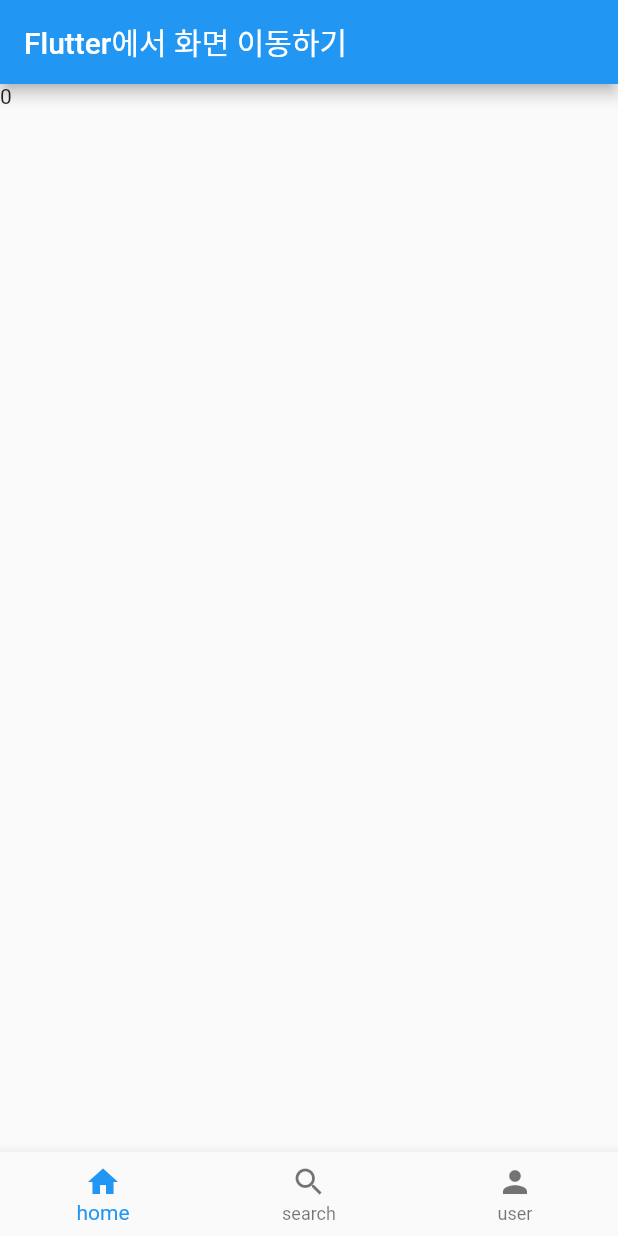
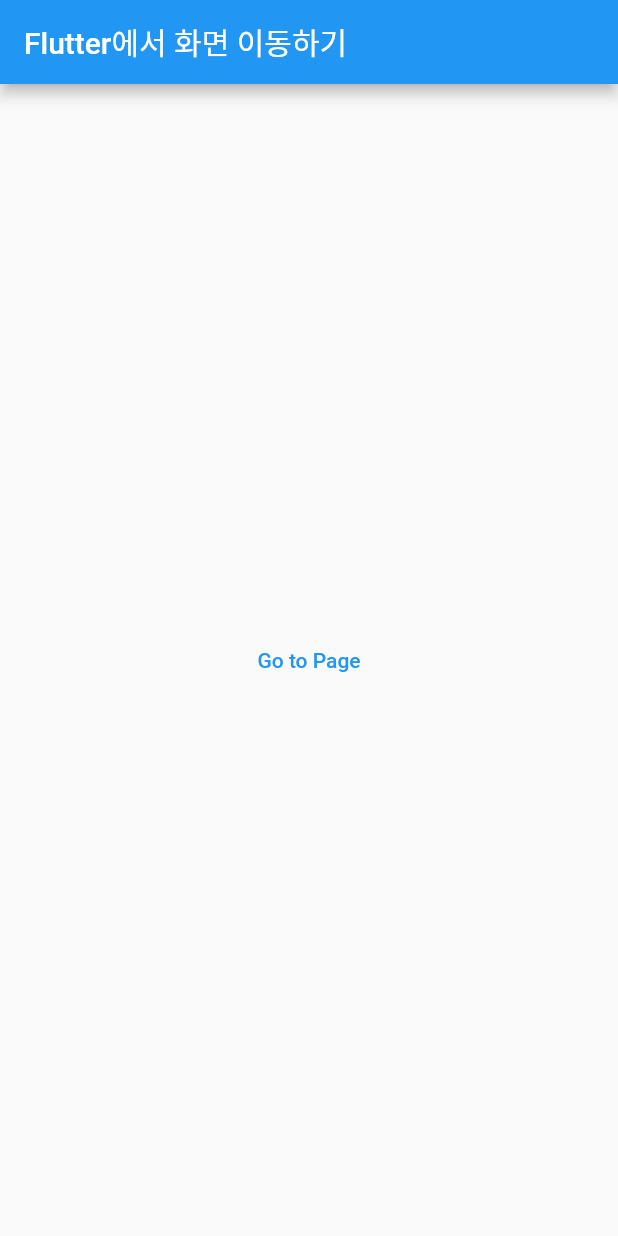
Before and after one commit to felix980131/TIL, a Flutter app: the screen it shows after launch, on a phone screen of 412 x 824 dp. Run offline on Flutter 3.47's test engine with Material 2 defaults, Android fonts, the phone set to English and light mode, and no system bars.

Commit message:
docs: update Flutter practice basic widget Navigator

```diff
--- a/Flutter/practice/1. widget/basic_widget/lib/main.dart
+++ b/Flutter/practice/1. widget/basic_widget/lib/main.dart
@@ -1,69 +1,30 @@
-import 'package:flutter/cupertino.dart';
+import 'package:basic_widget/screen/new_page.dart';
 import 'package:flutter/material.dart';
 
 void main() {
-  runApp(const MainApp());
+  runApp(MaterialApp(home: const MainApp()));
 }
 
-class MainApp extends StatefulWidget {
+class MainApp extends StatelessWidget {
   const MainApp({super.key});
 
   @override
-  State<MainApp> createState() => _MainAppState();
-}
-
-class _MainAppState extends State<MainApp> {
-  late int index;
-
-  @override
-  void initState() {
-    super.initState();
-    index = 0;
-  }
-
-  @override
   Widget build(BuildContext context) {
-    return MaterialApp(
-      home: Scaffold(
-        appBar: AppBar(
-          title: Text("Flutter에서 화면 이동하기"),
-        ),
-        body: homeBody(),
-        bottomNavigationBar: BottomNavigationBar(
-          items: [
-            BottomNavigationBarItem(
-              icon: Icon(Icons.home),
-              label: "home",
-            ),
-            BottomNavigationBarItem(
-              icon: Icon(Icons.search),
-              label: "search",
-            ),
-            BottomNavigationBarItem(
-              icon: Icon(Icons.person),
-              label: "user",
-            ),
-          ],
-          currentIndex: index,
-          onTap: (newIndex) {
-            setState(() {
-              index = newIndex;
-            });
+    return Scaffold(
+      appBar: AppBar(
+        title: Text("Flutter에서 화면 이동하기"),
+      ),
+      body: Center(
+        child: TextButton(
+          onPressed: () {
+            Navigator.push(
+              context,
+              MaterialPageRoute(builder: (context) => const NewPage()),
+            );
           },
+          child: Text("Go to Page"),
         ),
       ),
     );
   }
-
-  Widget homeBody() {
-    switch (index) {
-      case 1:
-        return Text("1");
-      case 2:
-        return Text("2");
-      case 0:
-      default:
-        return Text("0");
-    }
-  }
 }
```
Also changed, not shown: Flutter/practice/1. widget/basic_widget/lib/screen/new_page.dart (added, +69 -0 lines).
